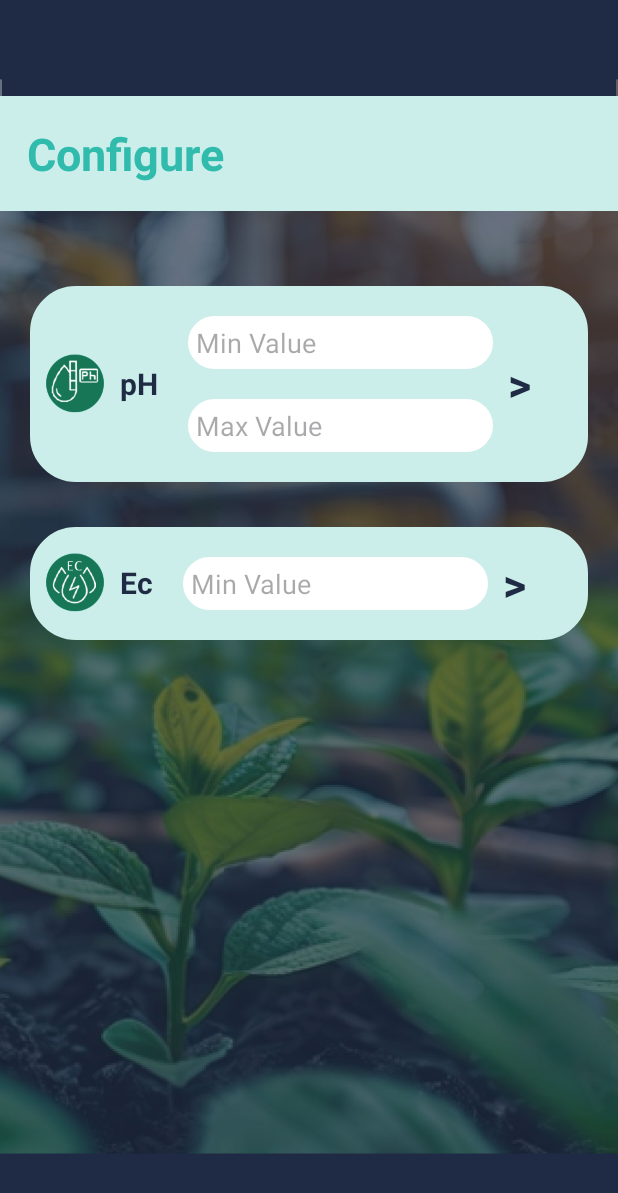
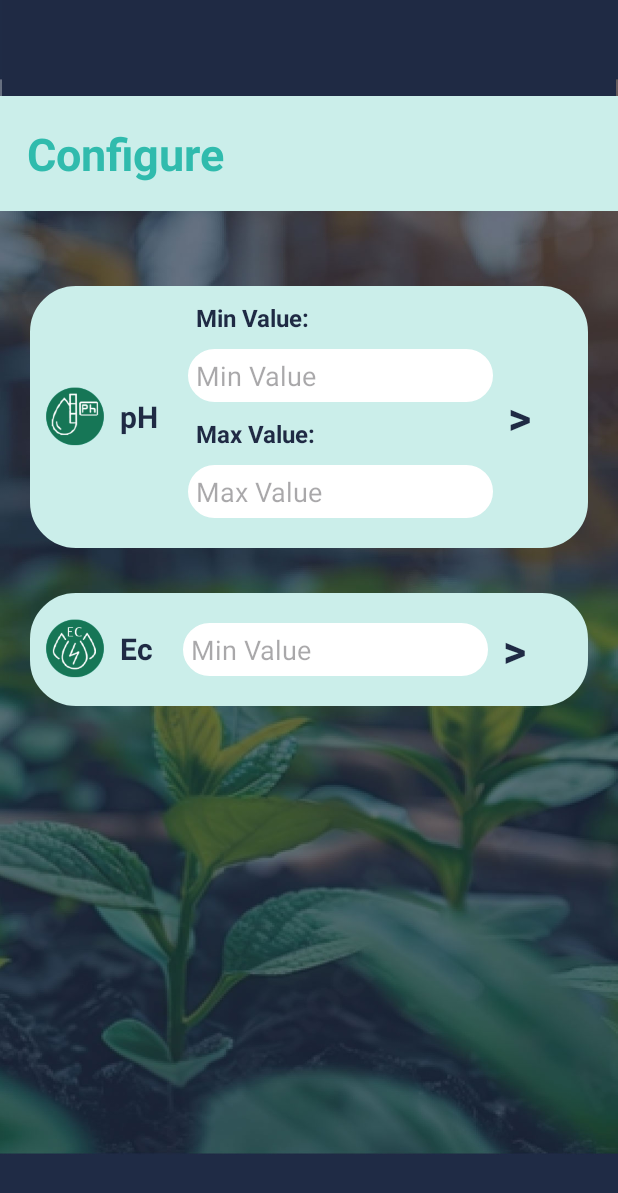
Before and after one commit to dekkersm/Hydroid, an Android app: the ConfigurationActivity screen opened directly, with no data from a screen before it, on a phone screen of 412 x 824 dp. Shown: the top 1193 px of the screen. Run offline under Robolectric (Android 15) with nearby library versions, the phone set to English and light mode, and no system bars; our stand-ins replace Volley; network calls fail.

Commit message:
minor fixes

```diff
--- a/app/src/main/java/com/example/hydroid/AnalyticsActivity.java
+++ b/app/src/main/java/com/example/hydroid/AnalyticsActivity.java
@@ -1,13 +1,8 @@
 package com.example.hydroid;
 
-import android.app.AlertDialog;
-import android.app.DatePickerDialog;
-import android.content.DialogInterface;
 import android.os.Bundle;
 import android.view.View;
-import android.widget.ArrayAdapter;
 import android.widget.Button;
-import android.widget.DatePicker;
 import android.widget.ImageView;
 import android.widget.TextView;
 import android.widget.Toast;
@@ -26,7 +21,6 @@ import com.jjoe64.graphview.series.DataPoint;
 import com.jjoe64.graphview.series.LineGraphSeries;
 
 import java.text.SimpleDateFormat;
-import java.util.Calendar;
 import java.util.Date;
 import java.util.List;
 import java.util.Locale;
@@ -87,7 +81,9 @@ public class AnalyticsActivity extends AppCompatActivity {
                         series.setDrawDataPoints(true);
                         graphView.addSeries(series);
                         graphView.getGridLabelRenderer().setGridStyle( GridLabelRenderer.GridStyle.HORIZONTAL );
-                        graphView.getGridLabelRenderer().setLabelFormatter(new DateAsXAxisLabelFormatter(AnalyticsActivity.this));
+                        graphView.getGridLabelRenderer().setLabelFormatter(
+                                new DateAsXAxisLabelFormatter(AnalyticsActivity.this,
+                                        new SimpleDateFormat("dd.MM.yy", Locale.getDefault())));
                     }
                 }, startDate, endDate);
             }
--- a/app/src/main/res/layout/activity_configuration.xml
+++ b/app/src/main/res/layout/activity_configuration.xml
@@ -67,6 +67,16 @@
             android:layout_height="wrap_content"
             android:orientation="vertical">
 
+
+            <TextView
+                android:layout_width="wrap_content"
+                android:layout_height="wrap_content"
+                android:layout_marginHorizontal="15dp"
+                android:text="Min Value:"
+                android:textColor="@color/DarkBlue"
+                android:textSize="16sp"
+                android:textStyle="bold" />
+
             <EditText
                 android:id="@+id/ph_min_config"
                 android:layout_width="203dp"
@@ -77,7 +87,19 @@
                 android:hint="Min Value"
                 android:inputType="numberDecimal"
                 android:padding="5dp"
-                android:paddingHorizontal="10dp" />
+                android:paddingHorizontal="10dp"
+                android:labelFor="@+id/ph_min_config"/>
+
+
+            <TextView
+                android:layout_width="wrap_content"
+                android:layout_height="wrap_content"
+                android:layout_marginHorizontal="15dp"
+                android:text="Max Value:"
+                android:textColor="@color/DarkBlue"
+                android:textSize="16sp"
+                android:textStyle="bold"
+                android:labelFor="@+id/ph_max_config"/>
 
             <EditText
                 android:id="@+id/ph_max_config"
```
